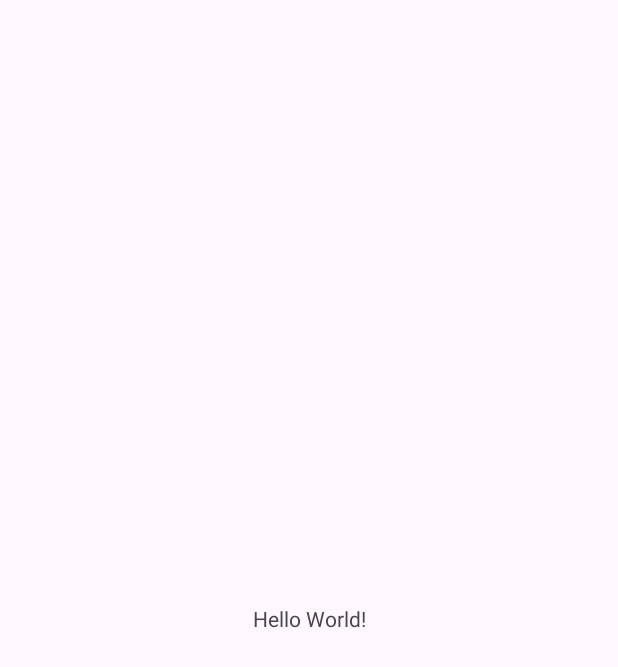
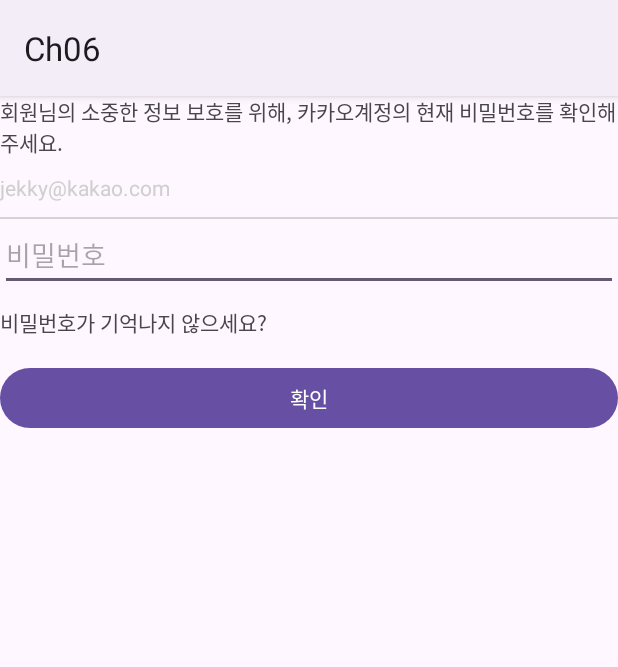
Before and after one commit to vJEKKYv/MobileProgramming, an Android app: the screen it shows after launch (MainActivity), on a phone screen of 412 x 824 dp. Before the commit the part shown is almost empty. Shown: the top 667 px of the screen. Run offline under Robolectric (Android 15) with nearby library versions, the phone set to English and light mode, and no system bars.

Commit message:
ch06 업로드

```diff
--- a/ch06/src/main/java/com/example/ch06/MainActivity.kt
+++ b/ch06/src/main/java/com/example/ch06/MainActivity.kt
@@ -1,6 +1,10 @@
 package com.example.ch06
 
 import android.os.Bundle
+import android.view.View
+import android.widget.Button
+import android.widget.EditText
+import android.widget.TextView
 import androidx.activity.enableEdgeToEdge
 import androidx.appcompat.app.AppCompatActivity
 import androidx.core.view.ViewCompat
@@ -9,12 +13,34 @@ import androidx.core.view.WindowInsetsCompat
 class MainActivity : AppCompatActivity() {
     override fun onCreate(savedInstanceState: Bundle?) {
         super.onCreate(savedInstanceState)
-        enableEdgeToEdge()
-        setContentView(R.layout.activity_main)
-        ViewCompat.setOnApplyWindowInsetsListener(findViewById(R.id.main)) { v, insets ->
-            val systemBars = insets.getInsets(WindowInsetsCompat.Type.systemBars())
-            v.setPadding(systemBars.left, systemBars.top, systemBars.right, systemBars.bottom)
-            insets
+        //setContentView(R.layout.activity_main)
+        //setContentView(R.layout.layout_stack_test)
+        //setContentView(R.layout.match_wrap_test)
+        //setContentView(R.layout.margein_padding_test)
+        //setContentView(R.layout.visible_test)
+        /*
+        val visibleBtn = findViewById<Button>(R.id.visibleBtn)
+        val invisibleBtn:Button = findViewById<Button>(R.id.invisibleBtn)
+        val targetView = findViewById<TextView>(R.id.TargetView)
+        visibleBtn.setOnClickListener{
+            targetView.visibility= View.VISIBLE
+        }
+        invisibleBtn.setOnClickListener{
+            targetView.visibility= View.INVISIBLE
+        }
+         */
+        setContentView(R.layout.kakao_pw_check)
+        val confirmBtn = findViewById<Button>(R.id.confirmBtn)
+        val passwd = findViewById<EditText>(R.id.psswd)
+        var check:Int =1
+        confirmBtn.setOnClickListener{
+            if (check==1){
+                passwd.visibility = View.INVISIBLE
+                check = 0
+            }else{
+                passwd.visibility = View.VISIBLE
+                check = 1
+            }
         }
     }
 }
--- a/ch06/src/main/res/layout/activity_main.xml
+++ b/ch06/src/main/res/layout/activity_main.xml
@@ -1,19 +1,24 @@
 <?xml version="1.0" encoding="utf-8"?>
-<androidx.constraintlayout.widget.ConstraintLayout xmlns:android="http://schemas.android.com/apk/res/android"
-    xmlns:app="http://schemas.android.com/apk/res-auto"
-    xmlns:tools="http://schemas.android.com/tools"
+<LinearLayout xmlns:android="http://schemas.android.com/apk/res/android"
     android:id="@+id/main"
     android:layout_width="match_parent"
     android:layout_height="match_parent"
-    tools:context=".MainActivity">
+    android:orientation="vertical"
+    android:gravity="center">
 
     <TextView
         android:layout_width="wrap_content"
         android:layout_height="wrap_content"
-        android:text="Hello World!"
-        app:layout_constraintBottom_toBottomOf="parent"
-        app:layout_constraintEnd_toEndOf="parent"
-        app:layout_constraintStart_toStartOf="parent"
-        app:layout_constraintTop_toTopOf="parent" />
+        android:textStyle="bold"
+        android:text="Lake Louise"/>
 
-</androidx.constraintlayout.widget.ConstraintLayout>
+    <ImageView
+        android:layout_width="wrap_content"
+        android:layout_height="wrap_content"
+        android:src="@drawable/lake_1"/>
+    <TextView
+        android:layout_width="wrap_content"
+        android:layout_height="wrap_content"
+        android:textStyle="bold"
+        android:text="Lake Louise, AB, 캐나다"/>
+</LinearLayout>
--- /dev/null
+++ b/ch06/src/main/res/layout/kakao_pw_check.xml
@@ -0,0 +1,41 @@
+<?xml version="1.0" encoding="utf-8"?>
+<LinearLayout xmlns:android="http://schemas.android.com/apk/res/android"
+    android:layout_width="match_parent"
+    android:layout_height="match_parent"
+    android:orientation="vertical">
+    <TextView
+        android:layout_width="match_parent"
+        android:layout_height="wrap_content"
+        android:text="회원님의 소중한 정보 보호를 위해, 카카오계정의 현재 비밀번호를 확인해주세요. "
+        />
+    <TextView
+        android:layout_width="match_parent"
+        android:layout_height="wrap_content"
+        android:layout_marginTop="10dp"
+        android:text="jekky@kakao.com"
+        android:textColor="#cfcfce"/>
+    <View
+        android:layout_width="match_parent"
+        android:layout_height="1dp"
+        android:layout_marginTop="10dp"
+        android:background="#d4d4d3"/>
+    <EditText
+        android:id="@+id/psswd"
+        android:layout_width="match_parent"
+        android:layout_height="48dp"
+        android:hint="비밀번호"
+        android:inputType="textPassword"/>
+    <TextView
+        android:layout_width="match_parent"
+        android:layout_height="wrap_content"
+        android:layout_marginTop="10dp"
+        android:text="비밀번호가 기억나지 않으세요?"/>
+    <Button
+        android:id="@+id/confirmBtn"
+        android:layout_width="match_parent"
+        android:layout_height="wrap_content"
+        android:layout_marginTop="16dp"
+        android:text="확인"/>
+
+
+</LinearLayout>
--- a/ch06/src/main/res/values-night/themes.xml
+++ b/ch06/src/main/res/values-night/themes.xml
@@ -1,6 +1,6 @@
 <resources xmlns:tools="http://schemas.android.com/tools">
     <!-- Base application theme. -->
-    <style name="Base.Theme.MobileStudy" parent="Theme.Material3.DayNight.NoActionBar">
+    <style name="Base.Theme.MobileStudy" parent="Theme.Material3.DayNight">
         <!-- Customize your dark theme here. -->
         <!-- <item name="colorPrimary">@color/my_dark_primary</item> -->
     </style>
--- a/ch06/src/main/res/values/themes.xml
+++ b/ch06/src/main/res/values/themes.xml
@@ -1,6 +1,6 @@
 <resources xmlns:tools="http://schemas.android.com/tools">
     <!-- Base application theme. -->
-    <style name="Base.Theme.MobileStudy" parent="Theme.Material3.DayNight.NoActionBar">
+    <style name="Base.Theme.MobileStudy" parent="Theme.Material3.DayNight">
         <!-- Customize your light theme here. -->
         <!-- <item name="colorPrimary">@color/my_light_primary</item> -->
     </style>
```
Also changed, not shown: ch06/src/main/res/layout/layout_stack_test.xml (added, +29 -0 lines), ch06/src/main/res/layout/margein_padding_test.xml (added, +20 -0 lines), ch06/src/main/res/layout/match_wrap_test.xml (added, +18 -0 lines), ch06/src/main/res/layout/visible_test.xml (added, +35 -0 lines), ch06/src/main/res/values/strings.xml (+7 -0 lines), ch06/src/main/res/drawable/Lake_1.jpg (added), ch06/src/main/res/drawable/add.png (added), ch06/src/main/res/drawable/back.png (added), ch06/src/main/res/drawable/call.png (added), ch06/src/main/res/drawable/kakaotalk.png (added), ch06/src/main/res/drawable/video.png (added).
